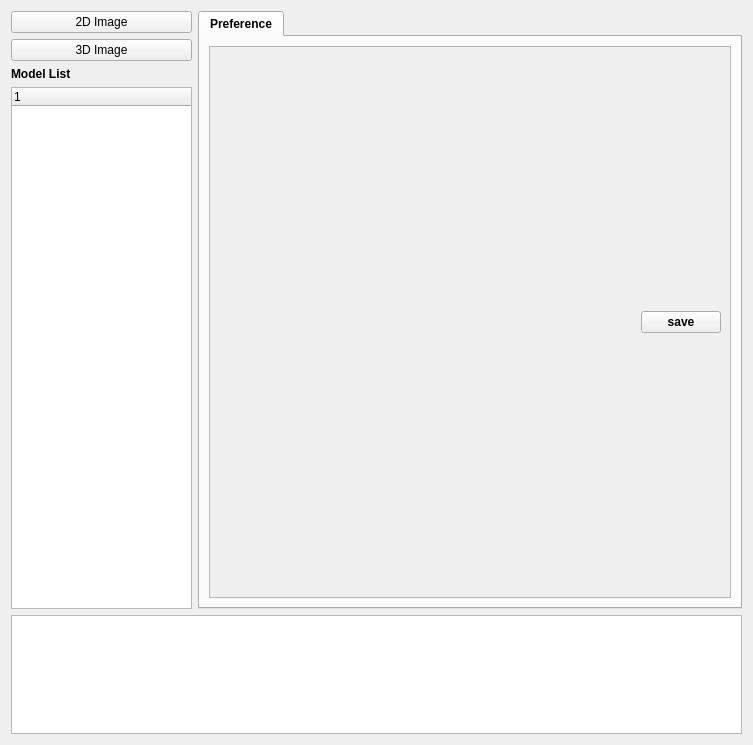
First picture: the form in mm.ui, repository ukaukaaaa/AutoDetect-Viewer, before the edit.
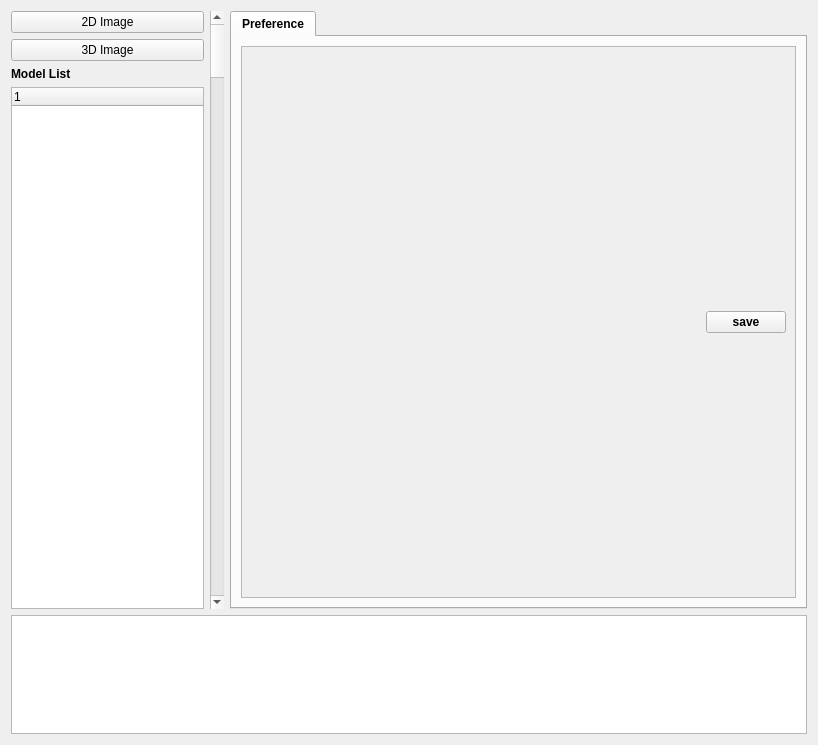
Second picture: the form after the edit.

Patch:
```diff
--- a/mm.ui
+++ b/mm.ui
@@ -6,7 +6,7 @@
    <rect>
     <x>0</x>
     <y>0</y>
-    <width>753</width>
+    <width>818</width>
     <height>745</height>
    </rect>
   </property>
@@ -17,7 +17,7 @@
    <item row="0" column="0">
     <layout class="QVBoxLayout" name="verticalLayout_2" stretch="5,1">
      <item>
-      <layout class="QHBoxLayout" name="horizontalLayout_2" stretch="1,3">
+      <layout class="QHBoxLayout" name="horizontalLayout_2" stretch="1,0,3">
        <item>
         <layout class="QVBoxLayout" name="verticalLayout" stretch="0,0,0,10">
          <item>
@@ -65,6 +65,13 @@
          </item>
         </layout>
        </item>
+       <item>
+        <widget class="QScrollBar" name="Slider">
+         <property name="orientation">
+          <enum>Qt::Vertical</enum>
+         </property>
+        </widget>
+       </item>
        <item>
         <widget class="QTabWidget" name="tabWidget">
          <property name="font">
@@ -95,7 +102,7 @@
                <rect>
                 <x>0</x>
                 <y>0</y>
-                <width>510</width>
+                <width>538</width>
                 <height>538</height>
                </rect>
               </property>
```
